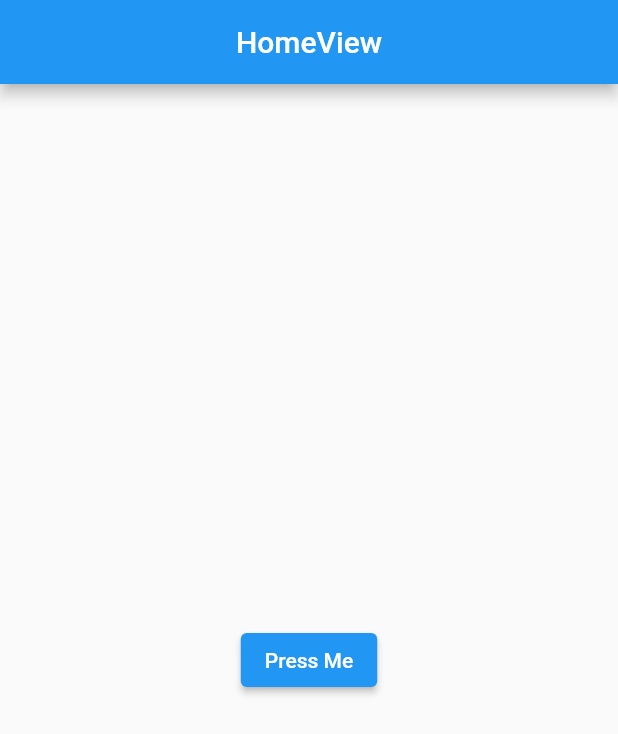
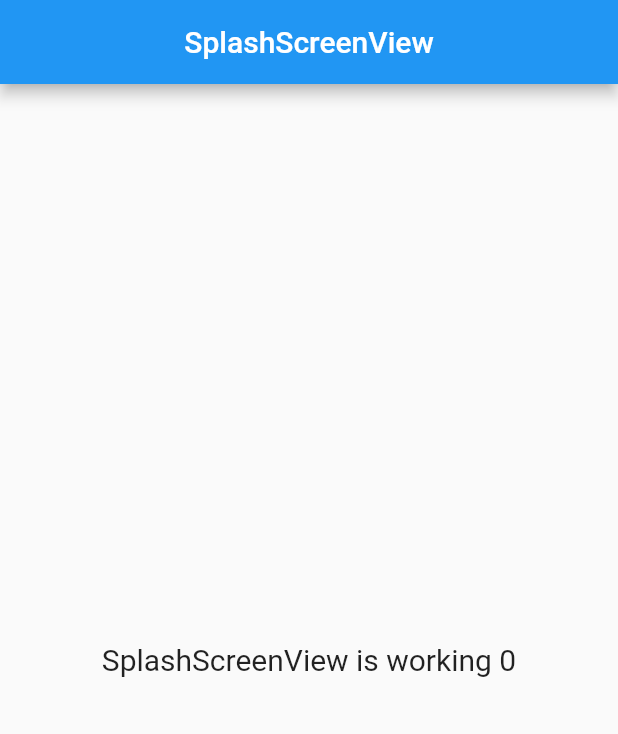
Before and after one commit to Tanmai2002/CodeShastra9.0-BitToByte, a Flutter app: the first screen one second after launch, on a phone screen of 412 x 824 dp. Shown: the top 734 px of the screen. Run offline on Flutter 3.47's test engine with Material 2 defaults, Android fonts, the phone set to English and light mode, and no system bars; our stand-ins replace firebase_core, firebase_messaging, get; accounts and stored records are empty.

```diff
--- a/lib/app/controllers/notification_controller.dart
+++ b/lib/app/controllers/notification_controller.dart
@@ -57,6 +57,7 @@ class NotificationController extends GetxController {
     getPermission();
     TokenSubs();
     getMessage();
+    FirebaseMessaging.instance.getToken().then((value) => print(value));
 
     super.onInit();
   }
--- /dev/null
+++ b/lib/app/modules/splashScreen/views/splash_screen_view.dart
@@ -0,0 +1,24 @@
+import 'package:flutter/material.dart';
+
+import 'package:get/get.dart';
+
+import '../controllers/splash_screen_controller.dart';
+
+class SplashScreenView extends GetView<SplashScreenController> {
+  const SplashScreenView({Key? key}) : super(key: key);
+  @override
+  Widget build(BuildContext context) {
+    return Scaffold(
+      appBar: AppBar(
+        title: const Text('SplashScreenView'),
+        centerTitle: true,
+      ),
+      body: Center(
+        child: Text(
+          'SplashScreenView is working ${controller.count.value}',
+          style: TextStyle(fontSize: 20),
+        ),
+      ),
+    );
+  }
+}
--- a/lib/app/routes/app_routes.dart
+++ b/lib/app/routes/app_routes.dart
@@ -5,10 +5,12 @@ abstract class Routes {
   Routes._();
   static const HOME = _Paths.HOME;
   static const LOGIN = _Paths.LOGIN;
+  static const SPLASH_SCREEN = _Paths.SPLASH_SCREEN;
 }
 
 abstract class _Paths {
   _Paths._();
   static const HOME = '/home';
   static const LOGIN = '/login';
+  static const SPLASH_SCREEN = '/splash-screen';
 }
--- a/pubspec.yaml
+++ b/pubspec.yaml
@@ -12,6 +12,7 @@ dependencies:
     sdk: flutter
   firebase_core: ^2.9.0
   firebase_messaging: ^14.4.0
+  firebase_analytics: ^10.2.0
 
 dev_dependencies:
   flutter_lints: ^2.0.0
```
Also changed, not shown: lib/app/modules/splashScreen/bindings/splash_screen_binding.dart (added, +12 -0 lines), lib/app/modules/splashScreen/controllers/splash_screen_controller.dart (added, +31 -0 lines), lib/app/routes/app_pages.dart (+8 -1 lines), lib/main.dart (+16 -1 lines), pubspec.lock, 3 other files.
